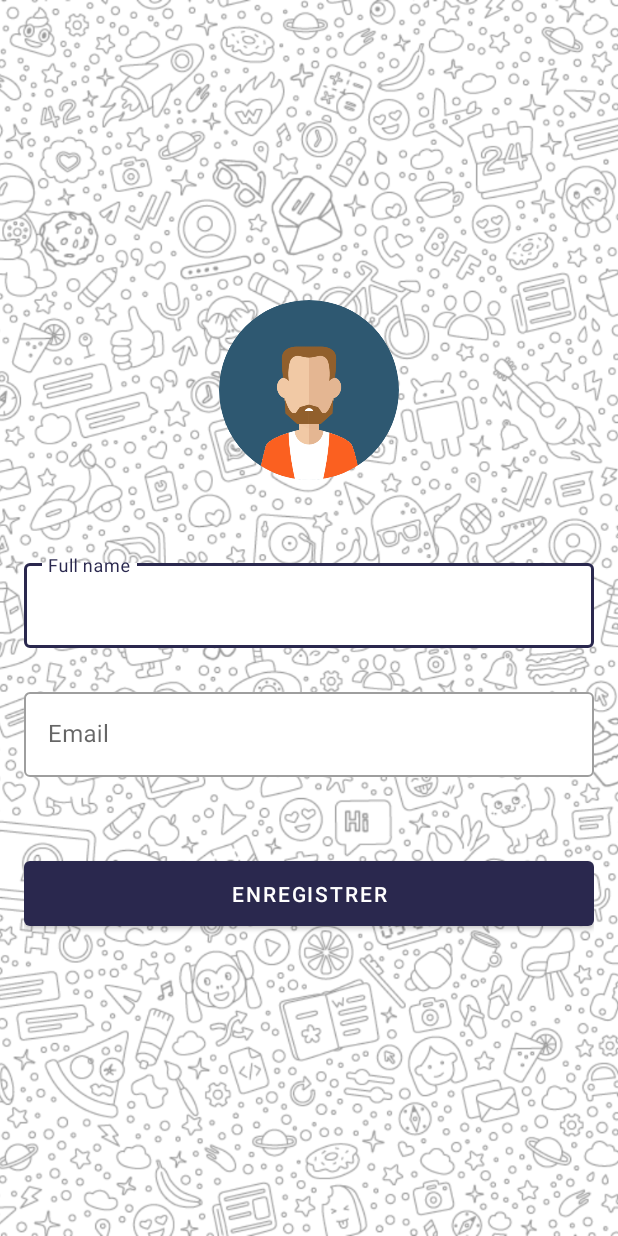
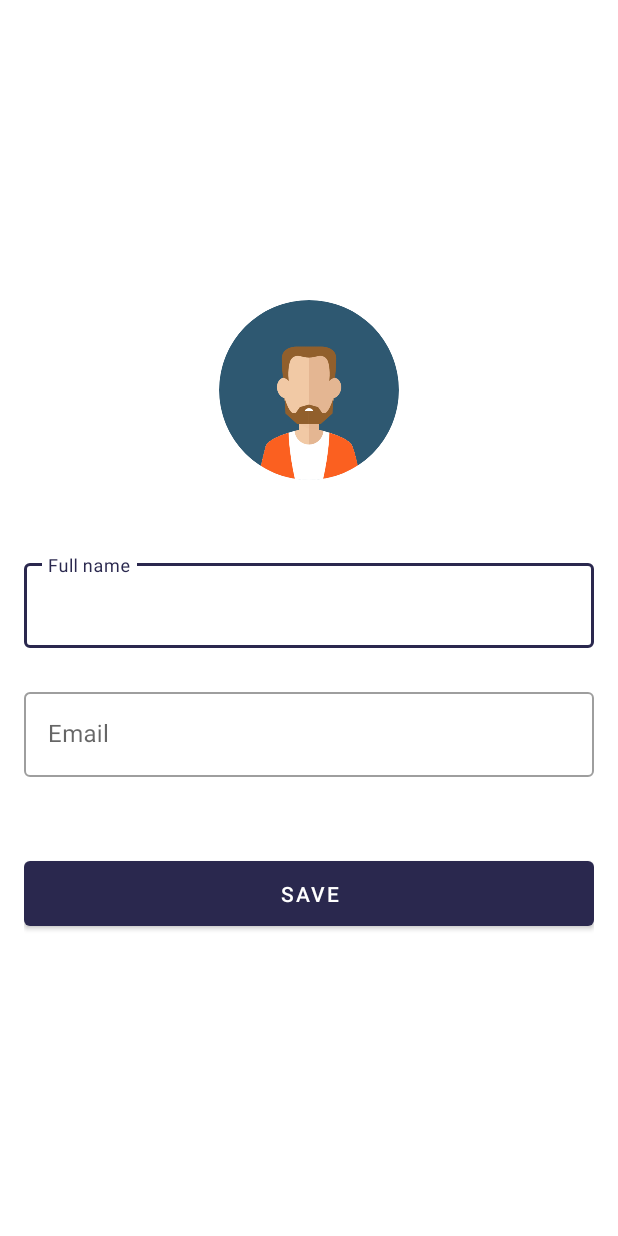
Before and after one commit to siMarzouki/ISEP-Chat, an Android app: the layout activity_settings.xml on its own in the app's theme, with its tools: preview values and no code run, on a phone screen of 412 x 824 dp. Run offline under Robolectric (Android 15) with nearby library versions, the light colour scheme and no system bars.

Commit message:
last touchs

```diff
--- a/app/src/main/java/com/example/isepchat/activities/UsersSearchActivity.kt
+++ b/app/src/main/java/com/example/isepchat/activities/UsersSearchActivity.kt
@@ -11,6 +11,7 @@ import androidx.recyclerview.widget.RecyclerView
 import com.example.isepchat.R
 import com.example.isepchat.adapters.UsersRecyclerAdapter
 import com.example.isepchat.models.User
+import com.example.isepchat.services.communityService
 import com.google.firebase.auth.FirebaseAuth
 import com.google.firebase.auth.FirebaseUser
 import com.google.firebase.auth.ktx.auth
@@ -47,11 +48,11 @@ class UsersSearchActivity : AppCompatActivity() {
         val users = mutableListOf<User>()
         db = Firebase.firestore
         db.collection("users")
-            .whereNotEqualTo("email", currentUser?.email)
             .get()
             .addOnSuccessListener { result ->
             for(document in result) {
                 val uuid = document.id
+                if(uuid==currentUser!!.uid)continue
                 val email = document.getString("email")
                 val fullName = document.getString("fullname")
                 users.add(User(uuid, email ?: "", fullName ?: "", null))
--- a/app/src/main/res/layout/activity_settings.xml
+++ b/app/src/main/res/layout/activity_settings.xml
@@ -6,12 +6,6 @@
     android:layout_height="match_parent"
     tools:context=".activities.SettingsActivity">
 
-    <ImageView
-        android:layout_width="match_parent"
-        android:layout_height="match_parent"
-        android:alpha="0.4"
-        android:scaleType="centerCrop"
-        android:src="@drawable/background_france" />
 
     <LinearLayout
         android:layout_width="match_parent"
@@ -69,7 +63,7 @@
             android:layout_height="55dp"
             android:layout_gravity="center_horizontal"
             android:layout_marginTop="50dp"
-            android:text="Enregistrer"
+            android:text="Save"
             app:cornerRadius="4dp" />
 
 
```
Also changed, not shown: app/src/main/AndroidManifest.xml (+6 -9 lines), 1 other file.
